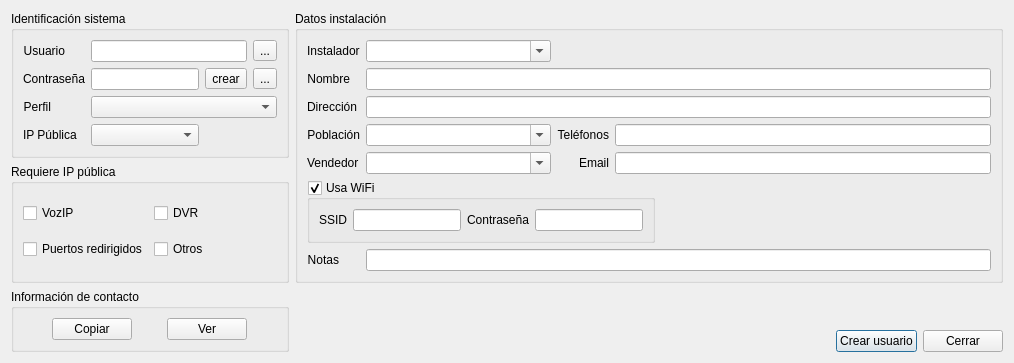
The window that DlgNuevoUsuario.ui (silderan/QMikPPPManager) describes before a commit, drawn with Qt 5.
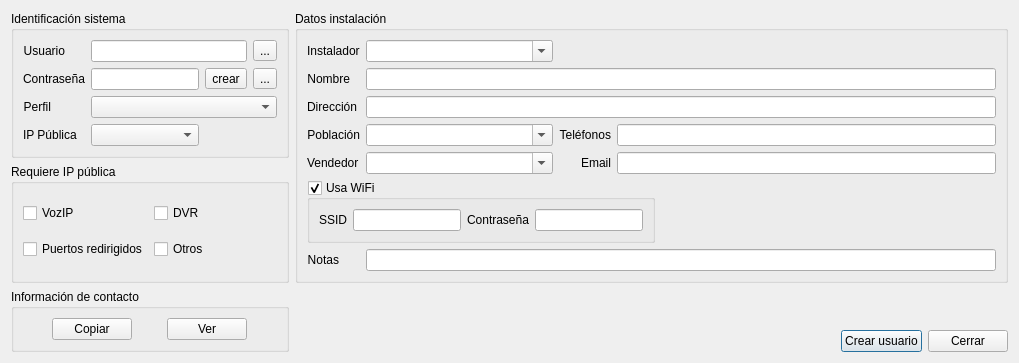
The same window after the commit. Icons and pictures are not drawn. Custom widgets are drawn as their Qt base class.

```diff
--- a/DlgNuevoUsuario.ui
+++ b/DlgNuevoUsuario.ui
@@ -6,8 +6,8 @@
    <rect>
     <x>0</x>
     <y>0</y>
-    <width>1014</width>
-    <height>333</height>
+    <width>1019</width>
+    <height>328</height>
    </rect>
   </property>
   <property name="windowTitle">
```
Left out of the diff: 2 changed lines with no effect on the pictures.
